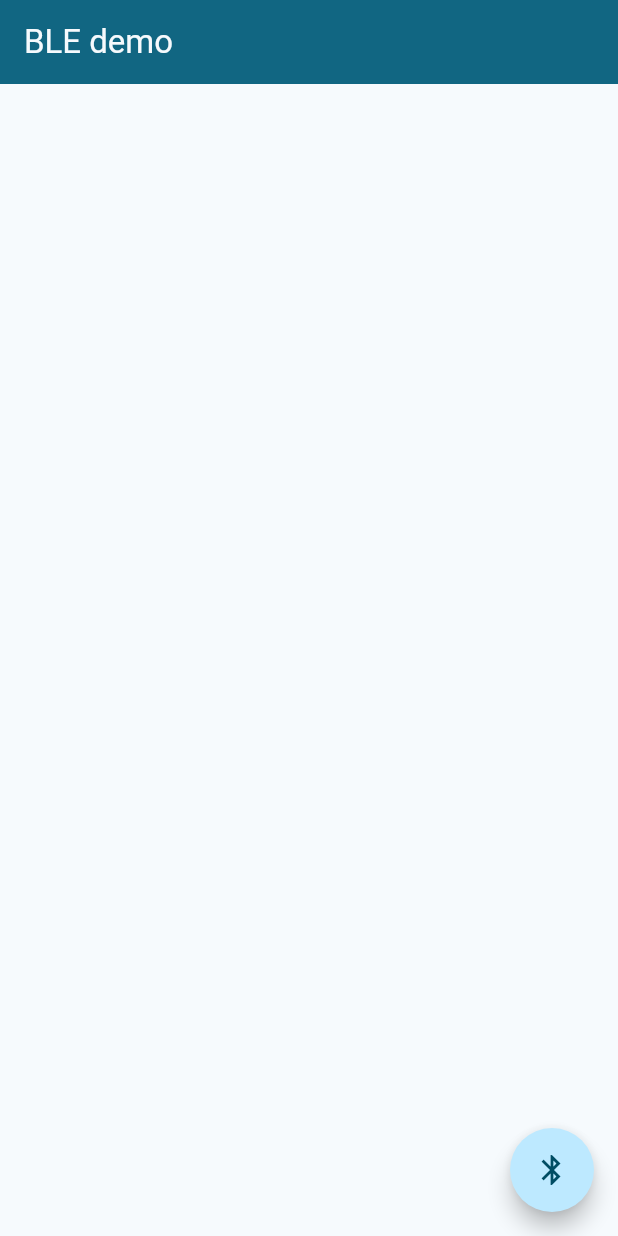
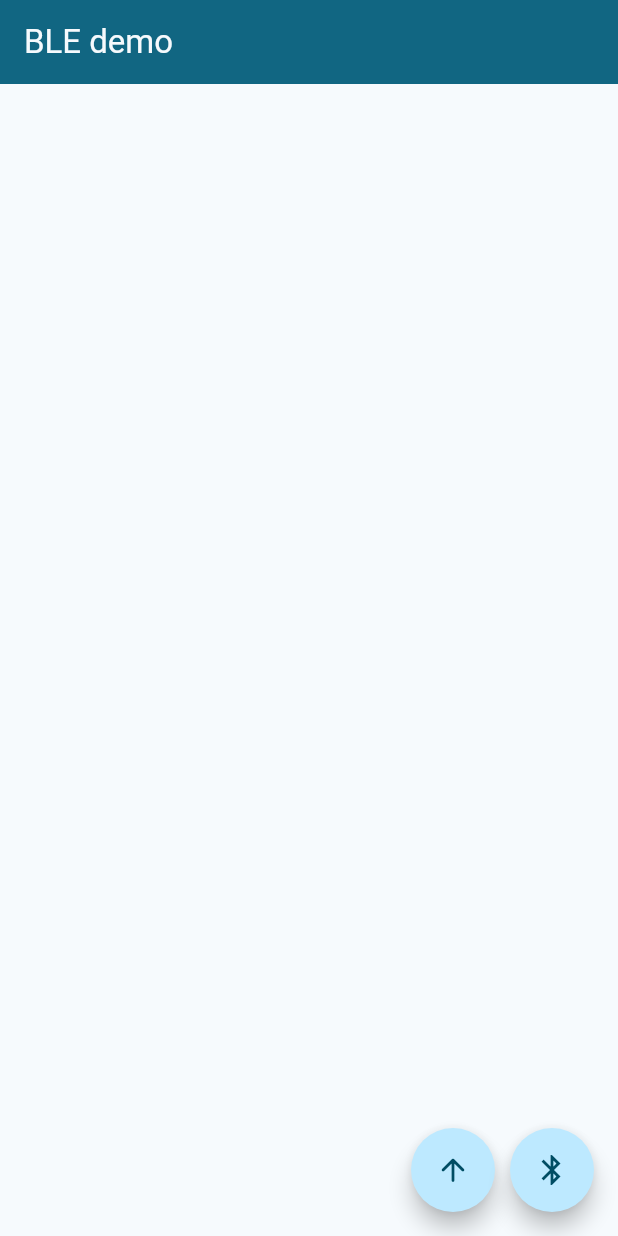
Before and after one commit to MihaelGolob/flutter-ble-esp32, a Flutter app: the screen it shows after launch, on a phone screen of 412 x 824 dp. Run offline on Flutter 3.47's test engine with Material 3 defaults, Android fonts, the phone set to English and light mode, and no system bars; our stand-ins replace flutter_blue_plus.

Commit message:
add visual representation when phone is connected to device and also be able to disconnect

```diff
--- a/ble_demo/lib/pages/home_page.dart
+++ b/ble_demo/lib/pages/home_page.dart
@@ -78,7 +78,16 @@ class _HomePageState extends State<HomePage> {
           ),
           backgroundColor: Theme.of(context).colorScheme.primary,
         ),
-        floatingActionButton: FloatingActionButton(
+        floatingActionButton: Row(
+          mainAxisAlignment: MainAxisAlignment.end,
+          children: [
+            FloatingActionButton(
+              onPressed: () {},
+              shape: const CircleBorder(),
+              child: const Icon(Icons.arrow_upward_rounded),
+            ),
+            const SizedBox(width: 10),
+            FloatingActionButton(
               shape: const CircleBorder(),
               onPressed: () {
                 bleDevices.clear();
@@ -86,6 +95,8 @@ class _HomePageState extends State<HomePage> {
                 _findBLEDevices();
               },
               child: const Icon(Icons.bluetooth),
+            ),
+          ],
         ),
         body: Column(
           children: [
```
Lines whose indentation alone changed are shown as unchanged.
